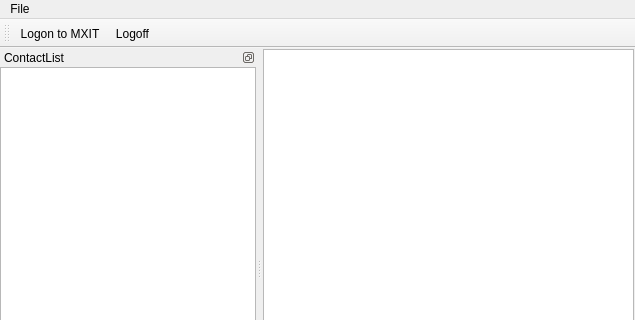
The window that src/gui/mxitc.ui (marcbowes/mxitc) describes before a commit, drawn with Qt 5; both pictures show x 0 to 635 and y 0 to 320 of the 635 by 510 pixel window.
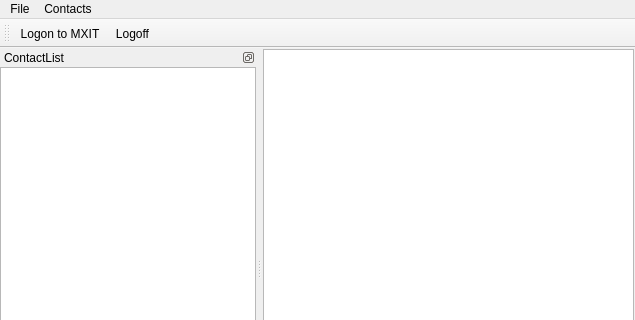
The same window after the commit.

Commit message: created an add contacts dialog and did some generalising and structuring of the dialogs

The edit to the form file:
```diff
--- a/src/gui/mxitc.ui
+++ b/src/gui/mxitc.ui
@@ -74,7 +74,14 @@
     <addaction name="separator" />
     <addaction name="actionQuit" />
    </widget>
+   <widget class="QMenu" name="menuContacts" >
+    <property name="title" >
+     <string>Contacts</string>
+    </property>
+    <addaction name="actionAddContact" />
+   </widget>
    <addaction name="menuFile" />
+   <addaction name="menuContacts" />
   </widget>
   <widget class="QStatusBar" name="statusbar" />
   <widget class="QDockWidget" name="dockWidget" >
```
Left out of the diff: 10 changed lines with no effect on the pictures. The commit also changes 13 other files.
